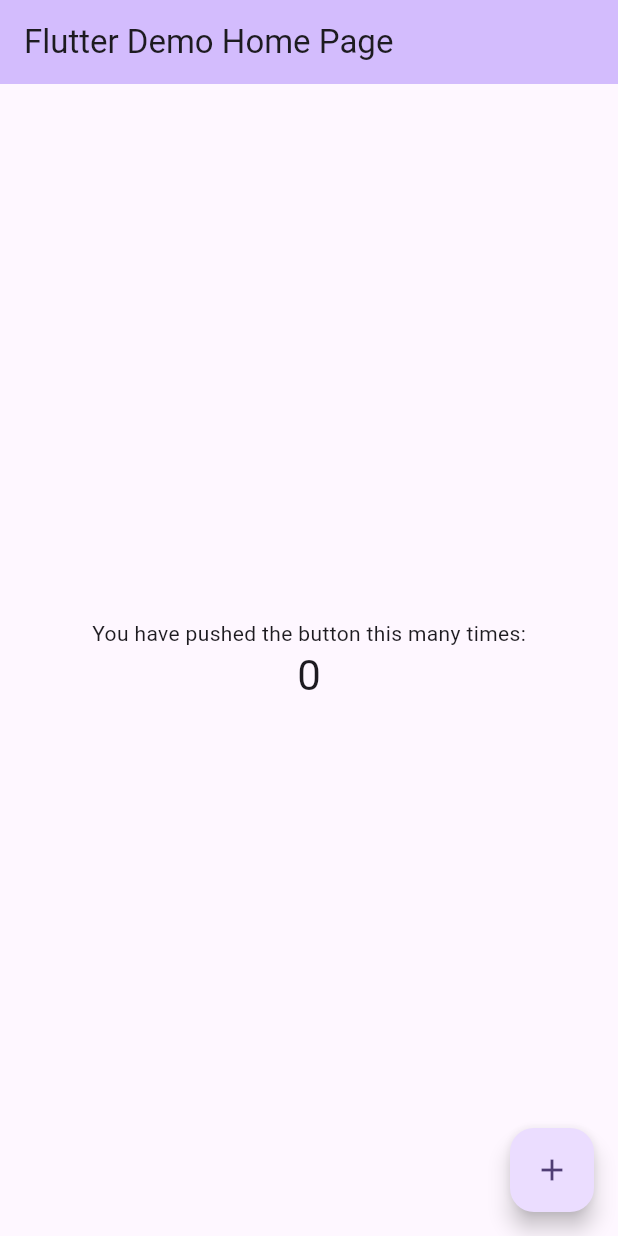
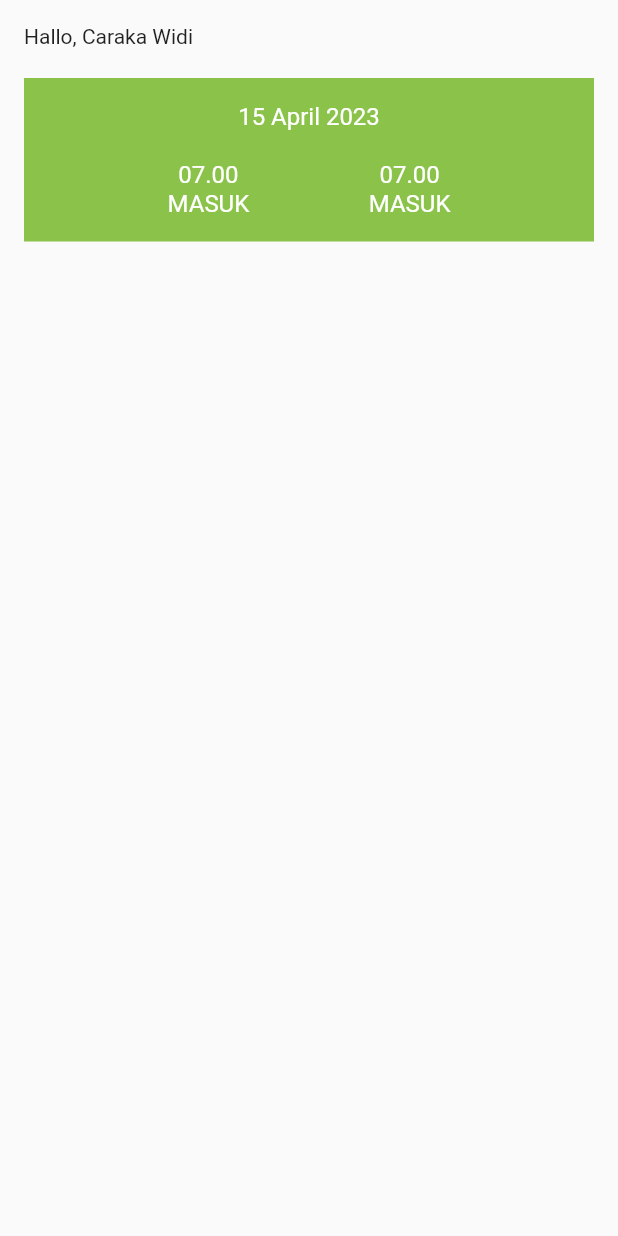
Before and after one commit to caraka15/absen_kantor, a Flutter app: the screen it shows after launch, on a phone screen of 412 x 824 dp. Run offline on Flutter 3.47's test engine with Material 2 defaults, Android fonts, the light colour scheme and no system bars.

Commit message:
add Page (login and home)

```diff
--- a/lib/main.dart
+++ b/lib/main.dart
@@ -1,3 +1,4 @@
+import 'package:absen_kantor/ui/LoginPage.dart';
 import 'package:flutter/material.dart';
 
 void main() {
@@ -11,115 +12,80 @@ class MyApp extends StatelessWidget {
   @override
   Widget build(BuildContext context) {
     return MaterialApp(
-      title: 'Flutter Demo',
-      theme: ThemeData(
-        // This is the theme of your application.
-        //
-        // TRY THIS: Try running your application with "flutter run". You'll see
-        // the application has a blue toolbar. Then, without quitting the app,
-        // try changing the seedColor in the colorScheme below to Colors.green
-        // and then invoke "hot reload" (save your changes or press the "hot
-        // reload" button in a Flutter-supported IDE, or press "r" if you used
-        // the command line to start the app).
-        //
-        // Notice that the counter didn't reset back to zero; the application
-        // state is not lost during the reload. To reset the state, use hot
-        // restart instead.
-        //
-        // This works for code too, not just values: Most code changes can be
-        // tested with just a hot reload.
-        colorScheme: ColorScheme.fromSeed(seedColor: Colors.deepPurple),
-        useMaterial3: true,
-      ),
-      home: const MyHomePage(title: 'Flutter Demo Home Page'),
+      home: HomePage(),
     );
   }
 }
 
-class MyHomePage extends StatefulWidget {
-  const MyHomePage({super.key, required this.title});
-
-  // This widget is the home page of your application. It is stateful, meaning
-  // that it has a State object (defined below) that contains fields that affect
-  // how it looks.
-
-  // This class is the configuration for the state. It holds the values (in this
-  // case the title) provided by the parent (in this case the App widget) and
-  // used by the build method of the State. Fields in a Widget subclass are
-  // always marked "final".
-
-  final String title;
+class HomePage extends StatefulWidget {
+  const HomePage({super.key});
 
   @override
-  State<MyHomePage> createState() => _MyHomePageState();
+  State<HomePage> createState() => _HomePageState();
 }
 
-class _MyHomePageState extends State<MyHomePage> {
-  int _counter = 0;
-
-  void _incrementCounter() {
-    setState(() {
-      // This call to setState tells the Flutter framework that something has
-      // changed in this State, which causes it to rerun the build method below
-      // so that the display can reflect the updated values. If we changed
-      // _counter without calling setState(), then the build method would not be
-      // called again, and so nothing would appear to happen.
-      _counter++;
-    });
-  }
-
+class _HomePageState extends State<HomePage> {
   @override
   Widget build(BuildContext context) {
-    // This method is rerun every time setState is called, for instance as done
-    // by the _incrementCounter method above.
-    //
-    // The Flutter framework has been optimized to make rerunning build methods
-    // fast, so that you can just rebuild anything that needs updating rather
-    // than having to individually change instances of widgets.
     return Scaffold(
-      appBar: AppBar(
-        // TRY THIS: Try changing the color here to a specific color (to
-        // Colors.amber, perhaps?) and trigger a hot reload to see the AppBar
-        // change color while the other colors stay the same.
-        backgroundColor: Theme.of(context).colorScheme.inversePrimary,
-        // Here we take the value from the MyHomePage object that was created by
-        // the App.build method, and use it to set our appbar title.
-        title: Text(widget.title),
-      ),
-      body: Center(
-        // Center is a layout widget. It takes a single child and positions it
-        // in the middle of the parent.
+      body: SafeArea(
+          child: Padding(
+        padding: const EdgeInsets.all(16.0),
         child: Column(
-          // Column is also a layout widget. It takes a list of children and
-          // arranges them vertically. By default, it sizes itself to fit its
-          // children horizontally, and tries to be as tall as its parent.
-          //
-          // Column has various properties to control how it sizes itself and
-          // how it positions its children. Here we use mainAxisAlignment to
-          // center the children vertically; the main axis here is the vertical
-          // axis because Columns are vertical (the cross axis would be
-          // horizontal).
-          //
-          // TRY THIS: Invoke "debug painting" (choose the "Toggle Debug Paint"
-          // action in the IDE, or press "p" in the console), to see the
-          // wireframe for each widget.
-          mainAxisAlignment: MainAxisAlignment.center,
-          children: <Widget>[
-            const Text(
-              'You have pushed the button this many times:',
+          crossAxisAlignment: CrossAxisAlignment.start,
+          children: [
+            Text("Hallo, Caraka Widi"),
+            SizedBox(
+              height: 20,
             ),
-            Text(
-              '$_counter',
-              style: Theme.of(context).textTheme.headlineMedium,
-            ),
+            Container(
+              width: 500,
+              decoration: BoxDecoration(color: Colors.lightGreen),
+              child: Padding(
+                padding: const EdgeInsets.all(16.0),
+                child: Column(children: [
+                  Text(
+                    "15 April 2023",
+                    style: TextStyle(color: Colors.white, fontSize: 16),
+                  ),
+                  SizedBox(
+                    height: 20,
+                  ),
+                  Row(
+                    mainAxisAlignment: MainAxisAlignment.spaceEvenly,
+                    children: [
+                      Column(
+                        children: [
+                          Text(
+                            "07.00",
+                            style: TextStyle(color: Colors.white, fontSize: 16),
+                          ),
+                          Text(
+                            "MASUK",
+                            style: TextStyle(color: Colors.white, fontSize: 16),
+                          )
+                        ],
+                      ),
+                      Column(
+                        children: [
+                          Text(
+                            "07.00",
+                            style: TextStyle(color: Colors.white, fontSize: 16),
+                          ),
+                          Text(
+                            "MASUK",
+                            style: TextStyle(color: Colors.white, fontSize: 16),
+                          )
+                        ],
+                      )
+                    ],
+                  )
+                ]),
+              ),
+            )
           ],
         ),
-      ),
-      floatingActionButton: FloatingActionButton(
-        onPressed: _incrementCounter,
-        tooltip: 'Increment',
-        child: const Icon(Icons.add),
-      ), // This trailing comma makes auto-formatting nicer for build methods.
+      )),
     );
   }
 }
--- /dev/null
+++ b/lib/ui/LoginPage.dart
@@ -0,0 +1,36 @@
+import 'package:flutter/material.dart';
+
+class LoginPage extends StatefulWidget {
+  const LoginPage({super.key});
+
+  @override
+  State<LoginPage> createState() => _LoginPageState();
+}
+
+class _LoginPageState extends State<LoginPage> {
+  @override
+  Widget build(BuildContext context) {
+    return Scaffold(
+      body: SafeArea(
+          child: Padding(
+        padding: const EdgeInsets.all(8.0),
+        child: Center(
+          child: Column(
+            crossAxisAlignment: CrossAxisAlignment.start,
+            mainAxisAlignment: MainAxisAlignment.center,
+            children: [
+              Text("Login"),
+              SizedBox(height: 20),
+              Text("Email"),
+              TextField(),
+              SizedBox(height: 20),
+              Text("Password"),
+              TextField(),
+              ElevatedButton(onPressed: () {}, child: Text("masuk")),
+            ],
+          ),
+        ),
+      )),
+    );
+  }
+}
```
